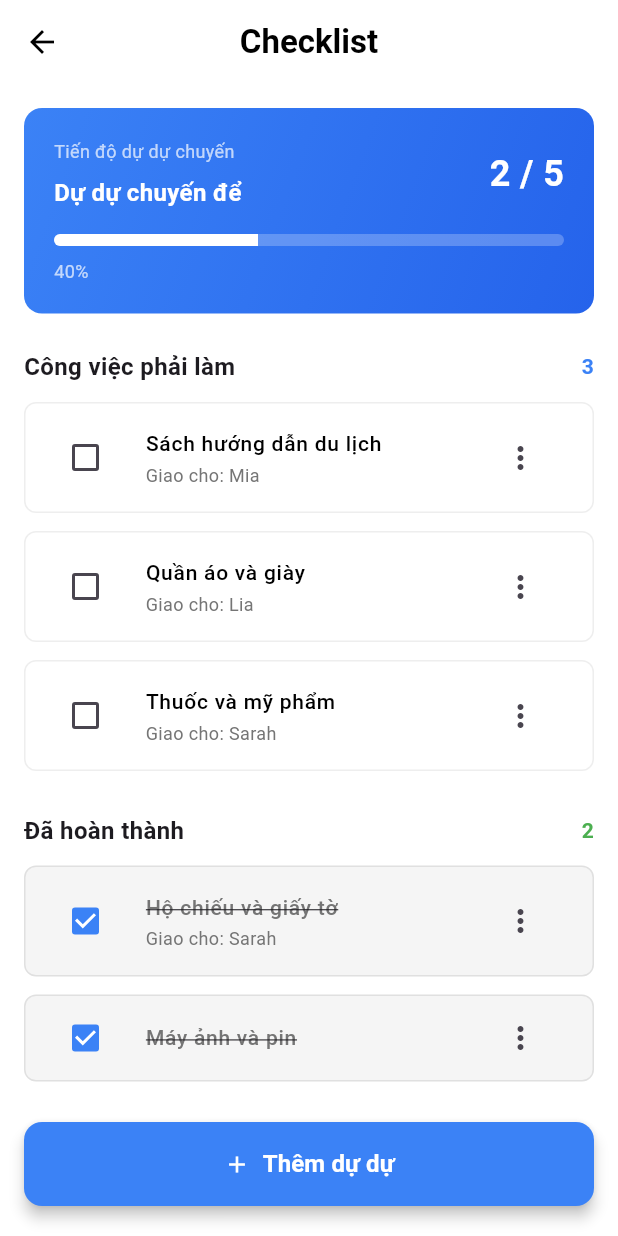
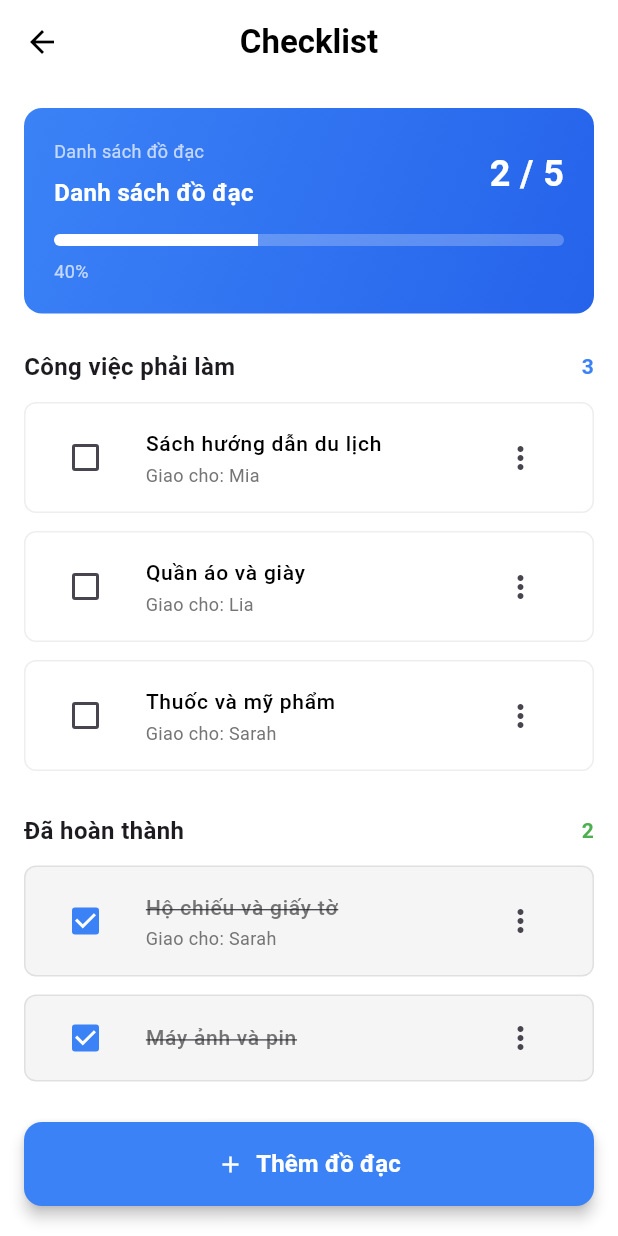
Before and after one commit to hanguyen1406/travelapp, a Flutter app: the ChecklistScreen screen opened directly with empty values, on a phone screen of 412 x 824 dp. Run offline on Flutter 3.47's test engine with Material 3 defaults, Android fonts, the phone set to English and light mode, and no system bars; our stand-ins replace cached_network_image, flutter_typeahead, image_picker, shared_preferences; accounts and stored records are empty.

Commit message:
fix: update

```diff
--- a/travelapp/lib/view/checklist/ChecklistScreen.dart
+++ b/travelapp/lib/view/checklist/ChecklistScreen.dart
@@ -95,7 +95,7 @@ class _ChecklistScreenState extends State<ChecklistScreen> {
                                   crossAxisAlignment: CrossAxisAlignment.start,
                                   children: [
                                     Text(
-                                      'Tiến độ dự dự chuyến',
+                                      'Danh sách đồ đạc',
                                       style: TextStyle(
                                         color: Colors.white70,
                                         fontSize: 12,
@@ -103,7 +103,7 @@ class _ChecklistScreenState extends State<ChecklistScreen> {
                                     ),
                                     SizedBox(height: 8),
                                     Text(
-                                      'Dự dự chuyến để',
+                                      'Danh sách đồ đạc',
                                       style: TextStyle(
                                         color: Colors.white,
                                         fontSize: 16,
@@ -254,7 +254,7 @@ class _ChecklistScreenState extends State<ChecklistScreen> {
                         Icon(Icons.add, color: Colors.white),
                         SizedBox(width: 8),
                         Text(
-                          'Thêm dự dự',
+                          'Thêm đồ đạc',
                           style: TextStyle(
                             color: Colors.white,
                             fontSize: 16,
```
